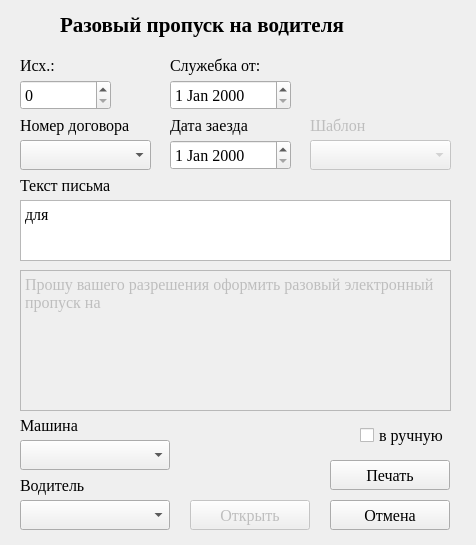
Qt form notebook/sourse/ui_files/pass_driver.ui (SmolPO/my_helper) before a commit.
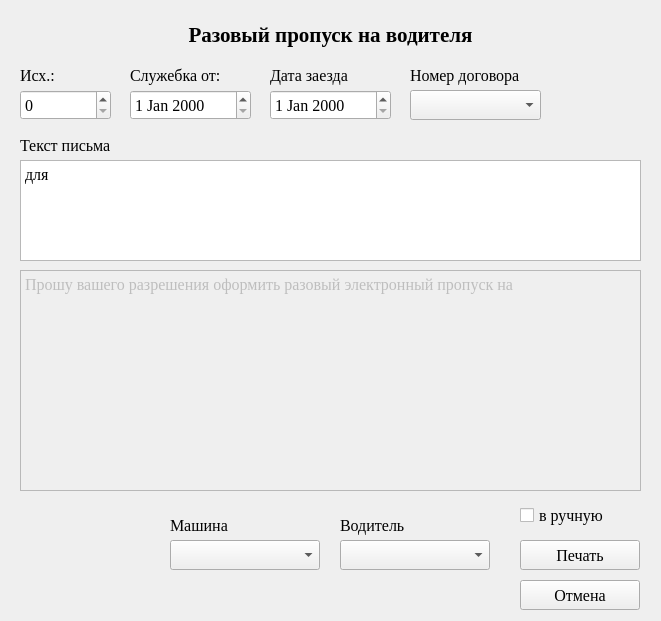
The same form after that commit.

```diff
--- a/notebook/sourse/ui_files/pass_driver.ui
+++ b/notebook/sourse/ui_files/pass_driver.ui
@@ -6,8 +6,8 @@
    <rect>
     <x>0</x>
     <y>0</y>
-    <width>476</width>
-    <height>545</height>
+    <width>661</width>
+    <height>621</height>
    </rect>
   </property>
   <property name="windowTitle">
@@ -16,9 +16,9 @@
   <widget class="QLabel" name="label_6">
    <property name="geometry">
     <rect>
-     <x>60</x>
-     <y>10</y>
-     <width>301</width>
+     <x>110</x>
+     <y>20</y>
+     <width>441</width>
      <height>30</height>
     </rect>
    </property>
@@ -32,12 +32,15 @@
    <property name="text">
     <string>Разовый пропуск на водителя</string>
    </property>
+   <property name="alignment">
+    <set>Qt::AlignCenter</set>
+   </property>
   </widget>
   <widget class="QPushButton" name="b_ok">
    <property name="geometry">
     <rect>
-     <x>330</x>
-     <y>460</y>
+     <x>520</x>
+     <y>540</y>
      <width>120</width>
      <height>30</height>
     </rect>
@@ -55,8 +58,8 @@
   <widget class="QPushButton" name="b_cancel">
    <property name="geometry">
     <rect>
-     <x>330</x>
-     <y>500</y>
+     <x>520</x>
+     <y>580</y>
      <width>120</width>
      <height>30</height>
     </rect>
@@ -74,8 +77,8 @@
   <widget class="QDateEdit" name="d_note">
    <property name="geometry">
     <rect>
-     <x>170</x>
-     <y>80</y>
+     <x>130</x>
+     <y>90</y>
      <width>121</width>
      <height>30</height>
     </rect>
@@ -90,8 +93,8 @@
   <widget class="QLabel" name="label_7">
    <property name="geometry">
     <rect>
-     <x>170</x>
-     <y>50</y>
+     <x>130</x>
+     <y>60</y>
      <width>101</width>
      <height>30</height>
     </rect>
@@ -110,7 +113,7 @@
    <property name="geometry">
     <rect>
      <x>20</x>
-     <y>80</y>
+     <y>90</y>
      <width>91</width>
      <height>30</height>
     </rect>
@@ -129,7 +132,7 @@
    <property name="geometry">
     <rect>
      <x>20</x>
-     <y>50</y>
+     <y>60</y>
      <width>49</width>
      <height>30</height>
     </rect>
@@ -144,35 +147,13 @@
     <string>Исх.:</string>
    </property>
   </widget>
-  <widget class="QPushButton" name="b_open">
-   <property name="enabled">
-    <bool>false</bool>
-   </property>
-   <property name="geometry">
-    <rect>
-     <x>190</x>
-     <y>500</y>
-     <width>120</width>
-     <height>30</height>
-    </rect>
-   </property>
-   <property name="font">
-    <font>
-     <family>Times New Roman</family>
-     <pointsize>12</pointsize>
-    </font>
-   </property>
-   <property name="text">
-    <string>Открыть</string>
-   </property>
-  </widget>
   <widget class="QTextEdit" name="input_text">
    <property name="geometry">
     <rect>
      <x>20</x>
-     <y>200</y>
-     <width>431</width>
-     <height>61</height>
+     <y>160</y>
+     <width>621</width>
+     <height>101</height>
     </rect>
    </property>
    <property name="font">
@@ -193,7 +174,7 @@
    <property name="geometry">
     <rect>
      <x>20</x>
-     <y>170</y>
+     <y>130</y>
      <width>91</width>
      <height>30</height>
     </rect>
@@ -208,52 +189,11 @@
     <string>Текст письма</string>
    </property>
   </widget>
-  <widget class="QComboBox" name="cb_pattern">
-   <property name="enabled">
-    <bool>false</bool>
-   </property>
-   <property name="geometry">
-    <rect>
-     <x>310</x>
-     <y>140</y>
-     <width>141</width>
-     <height>30</height>
-    </rect>
-   </property>
-   <property name="font">
-    <font>
-     <family>Times New Roman</family>
-     <pointsize>12</pointsize>
-    </font>
-   </property>
-  </widget>
-  <widget class="QLabel" name="label_10">
-   <property name="enabled">
-    <bool>false</bool>
-   </property>
-   <property name="geometry">
-    <rect>
-     <x>310</x>
-     <y>110</y>
-     <width>91</width>
-     <height>30</height>
-    </rect>
-   </property>
-   <property name="font">
-    <font>
-     <family>Times New Roman</family>
-     <pointsize>12</pointsize>
-    </font>
-   </property>
-   <property name="text">
-    <string>Шаблон</string>
-   </property>
-  </widget>
   <widget class="QComboBox" name="cb_contracts">
    <property name="geometry">
     <rect>
-     <x>20</x>
-     <y>140</y>
+     <x>410</x>
+     <y>90</y>
      <width>131</width>
      <height>30</height>
     </rect>
@@ -268,8 +208,8 @@
   <widget class="QDateEdit" name="d_arrive">
    <property name="geometry">
     <rect>
-     <x>170</x>
-     <y>140</y>
+     <x>270</x>
+     <y>90</y>
      <width>121</width>
      <height>30</height>
     </rect>
@@ -284,8 +224,8 @@
   <widget class="QLabel" name="label_11">
    <property name="geometry">
     <rect>
-     <x>20</x>
-     <y>110</y>
+     <x>410</x>
+     <y>60</y>
      <width>131</width>
      <height>30</height>
     </rect>
@@ -303,8 +243,8 @@
   <widget class="QLabel" name="label_12">
    <property name="geometry">
     <rect>
-     <x>170</x>
-     <y>110</y>
+     <x>270</x>
+     <y>60</y>
      <width>91</width>
      <height>30</height>
     </rect>
@@ -327,8 +267,8 @@
     <rect>
      <x>20</x>
      <y>270</y>
-     <width>431</width>
-     <height>141</height>
+     <width>621</width>
+     <height>221</height>
     </rect>
    </property>
    <property name="font">
@@ -348,8 +288,8 @@
   <widget class="QComboBox" name="cb_auto">
    <property name="geometry">
     <rect>
-     <x>20</x>
-     <y>440</y>
+     <x>170</x>
+     <y>540</y>
      <width>150</width>
      <height>30</height>
     </rect>
@@ -364,8 +304,8 @@
   <widget class="QComboBox" name="cb_drivers">
    <property name="geometry">
     <rect>
-     <x>20</x>
-     <y>500</y>
+     <x>340</x>
+     <y>540</y>
      <width>150</width>
      <height>30</height>
     </rect>
@@ -380,8 +320,8 @@
   <widget class="QLabel" name="label_2">
    <property name="geometry">
     <rect>
-     <x>20</x>
-     <y>410</y>
+     <x>170</x>
+     <y>510</y>
      <width>91</width>
      <height>30</height>
     </rect>
@@ -399,8 +339,8 @@
   <widget class="QLabel" name="label_3">
    <property name="geometry">
     <rect>
-     <x>20</x>
-     <y>470</y>
+     <x>340</x>
+     <y>510</y>
      <width>91</width>
      <height>30</height>
     </rect>
@@ -418,8 +358,8 @@
   <widget class="QCheckBox" name="cb_activ">
    <property name="geometry">
     <rect>
-     <x>360</x>
-     <y>420</y>
+     <x>520</x>
+     <y>500</y>
      <width>101</width>
      <height>30</height>
     </rect>
```
